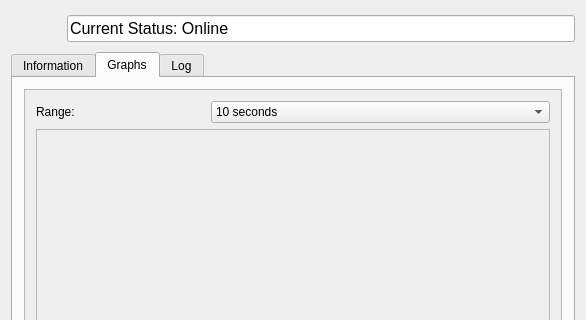
Qt form rqt_arni_gui_overview/resources/OverviewWidget.ui (ROS-PSE/arni) before a commit; both pictures show x 0 to 586 and y 0 to 320 of the 586 by 467 pixel window.
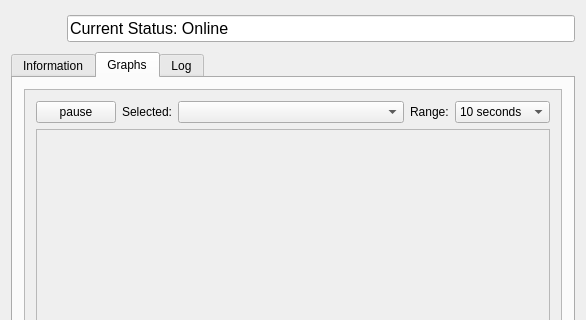
The same form after that commit. Icons and pictures are not drawn.

Patch:
```diff
--- a/rqt_arni_gui_overview/resources/OverviewWidget.ui
+++ b/rqt_arni_gui_overview/resources/OverviewWidget.ui
@@ -152,10 +152,34 @@
               <layout class="QVBoxLayout" name="graph_tab_layout">
                <item>
                 <layout class="QHBoxLayout" name="range_horizontal_layout">
+                 <item>
+                  <widget class="QPushButton" name="pause_button">
+                   <property name="text">
+                    <string>pause</string>
+                   </property>
+                  </widget>
+                 </item>
+                 <item>
+                  <widget class="QLabel" name="selected_label">
+                   <property name="text">
+                    <string>Selected:</string>
+                   </property>
+                  </widget>
+                 </item>
+                 <item>
+                  <widget class="QComboBox" name="selected_combo_box">
+                   <property name="sizePolicy">
+                    <sizepolicy hsizetype="MinimumExpanding" vsizetype="Fixed">
+                     <horstretch>2</horstretch>
+                     <verstretch>0</verstretch>
+                    </sizepolicy>
+                   </property>
+                  </widget>
+                 </item>
                  <item>
                   <widget class="QLabel" name="range_label">
                    <property name="sizePolicy">
-                    <sizepolicy hsizetype="Minimum" vsizetype="Preferred">
+                    <sizepolicy hsizetype="Fixed" vsizetype="Preferred">
                      <horstretch>1</horstretch>
                      <verstretch>0</verstretch>
                     </sizepolicy>
@@ -168,7 +192,7 @@
                  <item>
                   <widget class="QComboBox" name="range_combo_box">
                    <property name="sizePolicy">
-                    <sizepolicy hsizetype="MinimumExpanding" vsizetype="Fixed">
+                    <sizepolicy hsizetype="Fixed" vsizetype="Fixed">
                      <horstretch>2</horstretch>
                      <verstretch>0</verstretch>
                     </sizepolicy>
```
